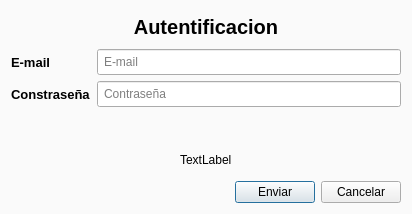
Old version of the form GUI/login.ui in the repository firenessmax/bte001.
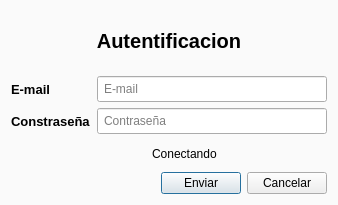
New version of the form. Icons and pictures are not drawn.

Commit message: Login Probar con debug = True

Diff of the .ui file:
```diff
--- a/GUI/login.ui
+++ b/GUI/login.ui
@@ -9,8 +9,8 @@
    <rect>
     <x>0</x>
     <y>0</y>
-    <width>412</width>
-    <height>214</height>
+    <width>338</width>
+    <height>205</height>
    </rect>
   </property>
   <property name="sizePolicy">
@@ -46,6 +46,9 @@
 	padding:4px
 }</string>
   </property>
+  <property name="sizeGripEnabled">
+   <bool>false</bool>
+  </property>
   <layout class="QGridLayout" name="gridLayout">
    <item row="2" column="6">
     <layout class="QHBoxLayout" name="horizontalLayout_2">
@@ -180,9 +183,9 @@
       </layout>
      </item>
      <item>
-      <layout class="QHBoxLayout" name="horizontalLayout">
-       <item>
-        <spacer name="horizontalSpacer_3">
+      <layout class="QGridLayout" name="gridLayout_2">
+       <item row="2" column="0">
+        <spacer name="horizontalSpacer_2">
          <property name="orientation">
           <enum>Qt::Horizontal</enum>
          </property>
@@ -194,8 +197,18 @@
          </property>
         </spacer>
        </item>
-       <item>
+       <item row="2" column="2">
+        <widget class="QLabel" name="mensajeLabel">
+         <property name="text">
+          <string>Conectando</string>
+         </property>
+        </widget>
+       </item>
+       <item row="2" column="1">
         <widget class="QLabel" name="spinnerLabel">
+         <property name="enabled">
+          <bool>true</bool>
+         </property>
          <property name="minimumSize">
           <size>
            <width>25</width>
@@ -216,45 +229,8 @@
          </property>
         </widget>
        </item>
-       <item>
-        <spacer name="horizontalSpacer_2">
-         <property name="orientation">
-          <enum>Qt::Horizontal</enum>
-         </property>
-         <property name="sizeHint" stdset="0">
-          <size>
-           <width>40</width>
-           <height>20</height>
-          </size>
-         </property>
-        </spacer>
-       </item>
-      </layout>
-     </item>
-     <item>
-      <layout class="QHBoxLayout" name="horizontalLayout_5">
-       <item>
-        <spacer name="horizontalSpacer_4">
-         <property name="orientation">
-          <enum>Qt::Horizontal</enum>
-         </property>
-         <property name="sizeHint" stdset="0">
-          <size>
-           <width>40</width>
-           <height>20</height>
-          </size>
-         </property>
-        </spacer>
-       </item>
-       <item>
-        <widget class="QLabel" name="label_2">
-         <property name="text">
-          <string>TextLabel</string>
-         </property>
-        </widget>
-       </item>
-       <item>
-        <spacer name="horizontalSpacer_5">
+       <item row="2" column="3">
+        <spacer name="horizontalSpacer_3">
          <property name="orientation">
           <enum>Qt::Horizontal</enum>
          </property>
```
Left out of the diff: 85 changed lines with no effect on the pictures. The commit also changes 5 other files.
